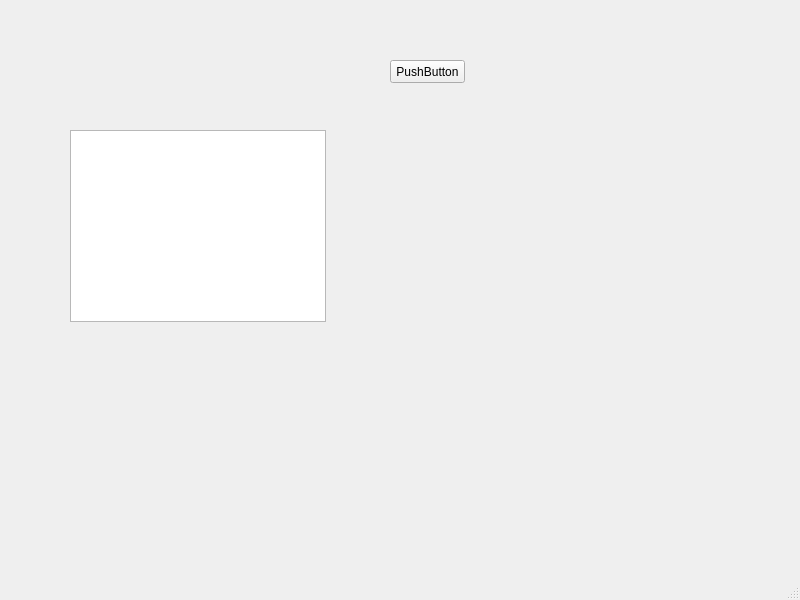
The window that 临时/new.ui (WeiyeWang/mathdept) describes before a commit, drawn with Qt 5.
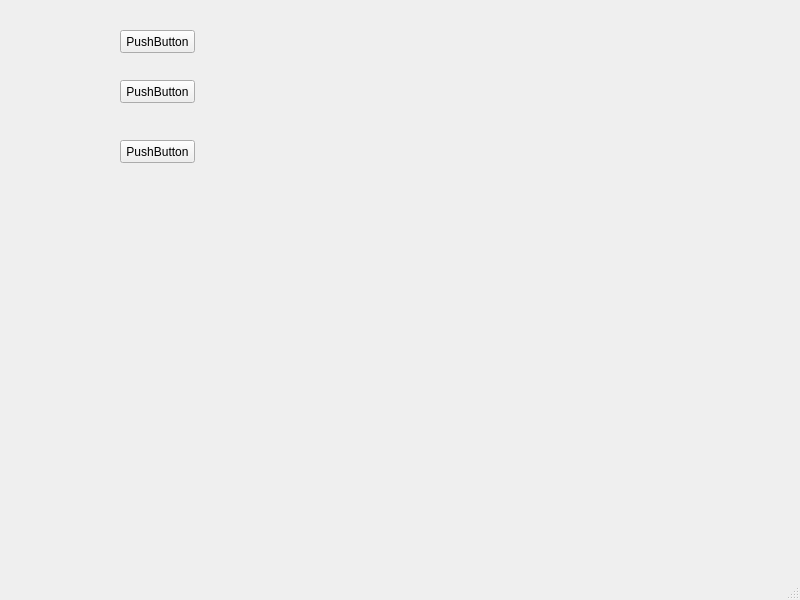
The same window after the commit.

Commit message: 20220820 初步写了一个PyQt5的图形界面修改单题题目的小程序

Patch:
```diff
--- a/临时/new.ui
+++ b/临时/new.ui
@@ -17,8 +17,8 @@
    <widget class="QPushButton" name="pushButton">
     <property name="geometry">
      <rect>
-      <x>390</x>
-      <y>60</y>
+      <x>120</x>
+      <y>30</y>
       <width>75</width>
       <height>23</height>
      </rect>
@@ -27,14 +27,30 @@
      <string>PushButton</string>
     </property>
    </widget>
-   <widget class="QTextBrowser" name="textBrowser">
+   <widget class="QPushButton" name="pushButton_2">
     <property name="geometry">
      <rect>
-      <x>70</x>
-      <y>130</y>
-      <width>256</width>
-      <height>192</height>
+      <x>120</x>
+      <y>80</y>
+      <width>75</width>
+      <height>23</height>
      </rect>
+    </property>
+    <property name="text">
+     <string>PushButton</string>
+    </property>
+   </widget>
+   <widget class="QPushButton" name="pushButton_3">
+    <property name="geometry">
+     <rect>
+      <x>120</x>
+      <y>140</y>
+      <width>75</width>
+      <height>23</height>
+     </rect>
+    </property>
+    <property name="text">
+     <string>PushButton</string>
     </property>
    </widget>
   </widget>
```
The commit also changes 4 other files.
